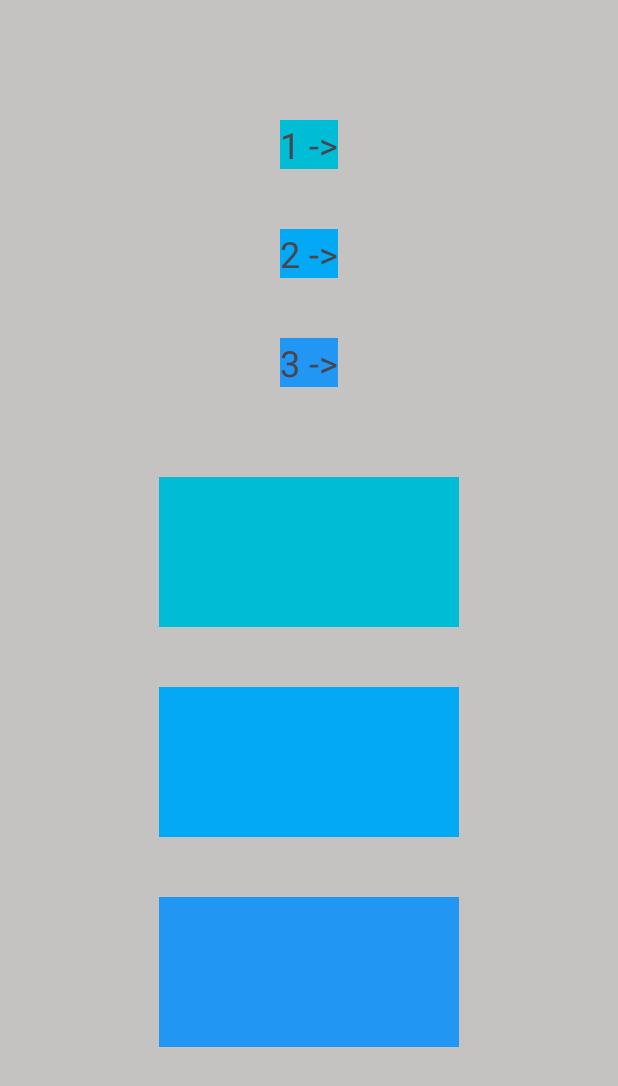
After one commit to FAMT23/pmdm_2324, an Android app: the ut041a_ContadorActividades screen opened directly, with no data from a screen before it, on a phone screen of 412 x 824 dp. The commit adds this screen. Shown: the top 1086 px of the screen. Run offline under Robolectric (Android 15) with nearby library versions, the phone set to English and light mode, and no system bars.

Commit message:
Propinatron_1

```diff
--- /dev/null
+++ b/app/src/main/java/com/example/e_colortron/ut04/ut041a_ContadorActividades.java
@@ -0,0 +1,48 @@
+package com.example.e_colortron.ut04;
+
+import androidx.appcompat.app.AppCompatActivity;
+
+import android.os.Bundle;
+import android.view.View;
+import android.widget.TextView;
+
+import com.example.e_colortron.R;
+
+public class ut041a_ContadorActividades extends AppCompatActivity {
+
+    ut041f_ContadorActividades frgContadorActividadesT1,frgContadorActividadesT2,frgContadorActividadesT3;
+    TextView tarea1,tarea2,tarea3;
+    @Override
+    protected void onCreate(Bundle savedInstanceState) {
+        super.onCreate(savedInstanceState);
+        setContentView(R.layout.activity_ut04a1_contador_activiades);
+
+
+        //fragment=(ut040f_Colores) getSupportFragmentManager().findFragmentById(R.id.ut04f1fg_color);
+        tarea1=findViewById(R.id.ut041atv_tarea1);
+        tarea2=findViewById(R.id.ut041atv_tarea2);
+        tarea3=findViewById(R.id.ut041atv_tarea3);
+
+
+        frgContadorActividadesT1=(ut041f_ContadorActividades) getSupportFragmentManager().findFragmentById(R.id.ut041ftv_frgTarea1);
+        frgContadorActividadesT2=(ut041f_ContadorActividades) getSupportFragmentManager().findFragmentById(R.id.ut041ftv_frgTarea2);
+        frgContadorActividadesT3=(ut041f_ContadorActividades) getSupportFragmentManager().findFragmentById(R.id.ut041ftv_frgTarea3);
+
+        //Por qué no puedo asignarle un nombre a cada textview del fragment
+        //¿Por qué hace falta meterlo en un evento?
+        View.OnClickListener manejador=view -> {
+            frgContadorActividadesT1.setText("Tarea 1");
+            frgContadorActividadesT2.setText("Tarea 2");
+            frgContadorActividadesT3.setText("Tarea 3");
+        };
+        tarea1.setOnClickListener(manejador);
+        tarea2.setOnClickListener(manejador);
+        tarea3.setOnClickListener(manejador);
+
+
+        frgContadorActividadesT1.herramientaCambiarInfo((String info)-> tarea1.append(info));
+        frgContadorActividadesT2.herramientaCambiarInfo((String info)-> tarea2.append(info));
+        frgContadorActividadesT3.herramientaCambiarInfo((String info)-> tarea3.append(info));
+
+    }
+}
--- /dev/null
+++ b/app/src/main/java/com/example/e_colortron/ut04/ut041f_ContadorActividades.java
@@ -0,0 +1,95 @@
+package com.example.e_colortron.ut04;
+
+import android.os.Bundle;
+
+import androidx.fragment.app.Fragment;
+
+import android.view.LayoutInflater;
+import android.view.View;
+import android.view.ViewGroup;
+import android.widget.TextView;
+
+import com.example.e_colortron.R;
+
+/**
+ * A simple {@link Fragment} subclass.
+ * Use the {@link ut041f_ContadorActividades#newInstance} factory method to
+ * create an instance of this fragment.
+ */
+public class ut041f_ContadorActividades extends Fragment {
+
+    // TODO: Rename parameter arguments, choose names that match
+    // the fragment initialization parameters, e.g. ARG_ITEM_NUMBER
+    private static final String ARG_PARAM1 = "param1";
+    private static final String ARG_PARAM2 = "param2";
+
+    // TODO: Rename and change types of parameters
+    private String mParam1;
+    private String mParam2;
+
+    TextView tv_fragment;
+
+    View layout;
+    public ut041f_ContadorActividades() {
+        // Required empty public constructor
+    }
+
+    /**
+     * Use this factory method to create a new instance of
+     * this fragment using the provided parameters.
+     *
+     * @param param1 Parameter 1.
+     * @param param2 Parameter 2.
+     * @return A new instance of fragment ut041f_ContadorActividades.
+     */
+    // TODO: Rename and change types and number of parameters
+    public static ut041f_ContadorActividades newInstance(String param1, String param2) {
+        ut041f_ContadorActividades fragment = new ut041f_ContadorActividades();
+        Bundle args = new Bundle();
+        args.putString(ARG_PARAM1, param1);
+        args.putString(ARG_PARAM2, param2);
+        fragment.setArguments(args);
+        return fragment;
+    }
+
+    @Override
+    public void onCreate(Bundle savedInstanceState) {
+        super.onCreate(savedInstanceState);
+        if (getArguments() != null) {
+            mParam1 = getArguments().getString(ARG_PARAM1);
+            mParam2 = getArguments().getString(ARG_PARAM2);
+        }
+    }
+
+
+    @Override
+    public View onCreateView(LayoutInflater inflater, ViewGroup container,
+                             Bundle savedInstanceState) {
+        // Inflate the layout for this fragment
+        layout= inflater.inflate(R.layout.fragment_ut041f__contador_actividades, container, false);
+        tv_fragment=layout.findViewById(R.id.ut043f_fragment);
+
+        tv_fragment.setOnClickListener((view -> {
+            //tv_fragment.setBackgroundColor(Color.RED);
+
+            if(cambiador!=null){
+                cambiador.cambiaInfo("|");
+            }
+        }));
+
+        return layout;
+    }
+
+    public interface enviaInfo{
+        public void cambiaInfo(String info);
+    }
+
+    enviaInfo cambiador;
+    public  void herramientaCambiarInfo(enviaInfo receptorInfo){
+        cambiador=receptorInfo;
+    }
+
+    public void setText(String txt){
+        this.tv_fragment.setText(txt);
+    }
+}
--- /dev/null
+++ b/app/src/main/res/layout/activity_ut04a1_contador_activiades.xml
@@ -0,0 +1,81 @@
+<?xml version="1.0" encoding="utf-8"?>
+<androidx.constraintlayout.widget.ConstraintLayout xmlns:android="http://schemas.android.com/apk/res/android"
+    xmlns:app="http://schemas.android.com/apk/res-auto"
+    xmlns:tools="http://schemas.android.com/tools"
+    android:layout_width="match_parent"
+    android:layout_height="match_parent"
+    android:background="#C5C2C2"
+    tools:context=".ut04.ut041a_ContadorActividades">
+
+    <androidx.fragment.app.FragmentContainerView
+        android:id="@+id/ut041ftv_frgTarea1"
+        android:name="com.example.e_colortron.ut04.ut041f_ContadorActividades"
+        android:layout_width="200dp"
+        android:layout_height="100dp"
+        android:layout_marginTop="60dp"
+        android:background="#00BCD4"
+        app:layout_constraintEnd_toEndOf="@+id/ut041atv_tarea3"
+        app:layout_constraintStart_toStartOf="@+id/ut041atv_tarea3"
+        app:layout_constraintTop_toBottomOf="@+id/ut041atv_tarea3" />
+
+    <TextView
+        android:id="@+id/ut041atv_tarea1"
+        android:layout_width="wrap_content"
+        android:layout_height="wrap_content"
+        android:layout_marginTop="80dp"
+        android:background="#00BCD4"
+        android:backgroundTint="#00BCD4"
+        android:text="1 ->"
+        android:textSize="24dp"
+        app:layout_constraintEnd_toEndOf="parent"
+        app:layout_constraintStart_toStartOf="parent"
+        app:layout_constraintTop_toTopOf="parent" />
+
+    <TextView
+        android:id="@+id/ut041atv_tarea2"
+        android:layout_width="wrap_content"
+        android:layout_height="wrap_content"
+        android:layout_marginTop="40dp"
+        android:background="#03A9F4"
+        android:text="2 ->"
+        android:textSize="24dp"
+        app:layout_constraintEnd_toEndOf="@+id/ut041atv_tarea1"
+        app:layout_constraintHorizontal_bias="0.0"
+        app:layout_constraintStart_toStartOf="@+id/ut041atv_tarea1"
+        app:layout_constraintTop_toBottomOf="@+id/ut041atv_tarea1" />
+
+    <TextView
+        android:id="@+id/ut041atv_tarea3"
+        android:layout_width="wrap_content"
+        android:layout_height="wrap_content"
+        android:layout_marginTop="40dp"
+        android:background="#2196F3"
+        android:text="3 ->"
+        android:textSize="24dp"
+        app:layout_constraintEnd_toEndOf="@+id/ut041atv_tarea2"
+        app:layout_constraintHorizontal_bias="0.0"
+        app:layout_constraintStart_toStartOf="@+id/ut041atv_tarea2"
+        app:layout_constraintTop_toBottomOf="@+id/ut041atv_tarea2" />
+
+    <androidx.fragment.app.FragmentContainerView
+        android:id="@+id/ut041ftv_frgTarea2"
+        android:name="com.example.e_colortron.ut04.ut041f_ContadorActividades"
+        android:layout_width="200dp"
+        android:layout_height="100dp"
+        android:layout_marginTop="40dp"
+        android:background="#03A9F4"
+        app:layout_constraintEnd_toEndOf="@+id/ut041ftv_frgTarea1"
+        app:layout_constraintStart_toStartOf="@+id/ut041ftv_frgTarea1"
+        app:layout_constraintTop_toBottomOf="@+id/ut041ftv_frgTarea1" />
+
+    <androidx.fragment.app.FragmentContainerView
+        android:id="@+id/ut041ftv_frgTarea3"
+        android:name="com.example.e_colortron.ut04.ut041f_ContadorActividades"
+        android:layout_width="200dp"
+        android:layout_height="100dp"
+        android:layout_marginTop="40dp"
+        android:background="#2196F3"
+        app:layout_constraintEnd_toEndOf="@+id/ut041ftv_frgTarea2"
+        app:layout_constraintStart_toStartOf="@+id/ut041ftv_frgTarea2"
+        app:layout_constraintTop_toBottomOf="@+id/ut041ftv_frgTarea2" />
+</androidx.constraintlayout.widget.ConstraintLayout>
--- a/app/src/main/res/layout/fragment_ut04f1__colores.xml
+++ b/app/src/main/res/layout/fragment_ut041f__contador_actividades.xml
@@ -3,11 +3,12 @@
     xmlns:tools="http://schemas.android.com/tools"
     android:layout_width="match_parent"
     android:layout_height="match_parent"
-    tools:context=".ut04.ut04f0_Colores">
+    tools:context=".ut04.ut041f_ContadorActividades">
 
+    <!-- TODO: Update blank fragment layout -->
     <TextView
-        android:id="@+id/ut04ftv_Color1"
+        android:id="@+id/ut043f_fragment"
         android:layout_width="match_parent"
-        android:layout_height="117dp"
-        android:text="TextView" />
+        android:layout_height="match_parent" />
+
 </FrameLayout>
```
Also changed, not shown: app/src/main/AndroidManifest.xml (+30 -11 lines), app/src/main/java/com/example/e_colortron/ut04/ut040a_Colores.java (renamed from app/src/main/java/com/example/e_colortron/ut04/ut04a0_Colores.java, +4 -3 lines), app/src/main/java/com/example/e_colortron/ut04/ut040f_Colores.java (added, +95 -0 lines), app/src/main/java/com/example/e_colortron/ut04/ut043a_PinPon.java (added, +16 -0 lines), app/src/main/java/com/example/e_colortron/ut04/ut043f_PinPon.java (renamed from app/src/main/java/com/example/e_colortron/ut04/ut04f0_Colores.java, +38 -30 lines), app/src/main/res/layout/activity_ut043a_pin_pon.xml (added, +52 -0 lines), app/src/main/res/layout/activity_ut04a1_colores.xml (+13 -9 lines), app/src/main/res/layout/activity_ut04a1_contador_actividades.xml (added, +9 -0 lines), app/src/main/res/layout/fragment_ut043f__pin_pon.xml (added, +39 -0 lines).
